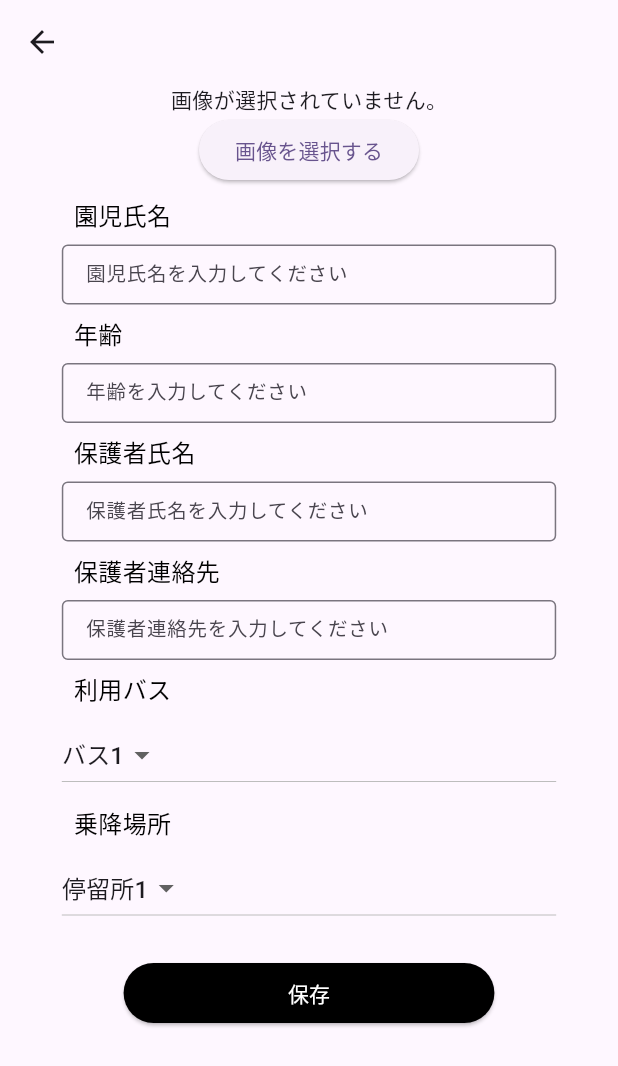
After one commit to GreenTeaProgrammers/WhereChildBus, a Flutter app: the StudentEditPage screen opened directly, on a phone screen of 412 x 824 dp. The commit adds this screen. Shown: the top 1066 px of the screen. Run offline on Flutter 3.47's test engine with Material 3 defaults, Android fonts, the phone set to English and light mode, and no system bars; our stand-ins replace image_picker; missing offline and left inert: protobuf.

Commit message:
refactor:入力フォームをクラスに分割

```diff
--- /dev/null
+++ b/frontend/where_child_bus/lib/pages/student_list_page/components/utils/input_form_body.dart
@@ -0,0 +1,119 @@
+import 'dart:io';
+import 'package:flutter/material.dart';
+import 'package:image_picker/image_picker.dart';
+import 'input_value_label.dart';
+import 'text_input_field.dart';
+import 'select_value_box.dart';
+import 'submit_button.dart';
+
+class InputFormBody extends StatefulWidget {
+  final List<String> busName;
+  final List<String> busStop;
+
+  const InputFormBody(
+      {required this.busName, required this.busStop, super.key});
+
+  @override
+  State<InputFormBody> createState() => _InputFormBody();
+}
+
+class _InputFormBody extends State<InputFormBody> {
+  List<File>? images;
+  final picker = ImagePicker();
+
+  Future getImageFromGallery() async {
+    final pickedFiles = await picker.pickMultiImage();
+
+    setState(() {
+      if (pickedFiles != null && pickedFiles.isNotEmpty) {
+        images = pickedFiles.map((xFile) => File(xFile.path)).toList();
+      } else {
+        print("画像が選択できませんでした。");
+      }
+    });
+  }
+
+  @override
+  Widget build(BuildContext context) {
+    return Center(
+        child: ListView(
+      children: <Widget>[
+        selectChildImage(),
+        editFormBody(context),
+      ],
+    ));
+  }
+
+  Widget selectChildImage() {
+    return Column(
+      children: [
+        Wrap(
+          spacing: 8.0,
+          runSpacing: 4.0,
+          children: images == null || images!.isEmpty
+              ? [const Text("画像が選択されていません。")]
+              : images!
+                  .map((image) => Image.file(
+                        image,
+                        width: 100,
+                        height: 100,
+                      ))
+                  .toList(),
+        ),
+        Center(
+            child: ElevatedButton(
+          onPressed: getImageFromGallery,
+          child: const Text("画像を選択する"),
+        ))
+      ],
+    );
+  }
+
+  Widget editFormBody(BuildContext context) {
+    return Column(
+      children: [
+        inputLabelAndTextField(
+            context, "園児氏名", "園児氏名を入力してください", TextInputType.name),
+        inputLabelAndTextField(
+            context, "年齢", "年齢を入力してください", TextInputType.number),
+        inputLabelAndTextField(
+            context, "保護者氏名", "保護者氏名を入力してください", TextInputType.name),
+        inputLabelAndTextField(
+            context, "保護者連絡先", "保護者連絡先を入力してください", TextInputType.phone),
+        inputLabelAndSelectBox(context, "利用バス", widget.busName),
+        inputLabelAndSelectBox(context, "乗降場所", widget.busStop),
+        Container(
+          margin: const EdgeInsets.only(top: 20.0),
+          width: MediaQuery.of(context).size.width * 0.6,
+          child: submitButton(),
+        )
+      ],
+    );
+  }
+
+  Widget inputLabelAndTextField(
+      BuildContext context, String label, String hintText, TextInputType type) {
+    return Column(
+      crossAxisAlignment: CrossAxisAlignment.start,
+      children: <Widget>[
+        InputValueLabel(label: label),
+        TextInputField(hintText: hintText, type: type)
+      ],
+    );
+  }
+
+  Widget inputLabelAndSelectBox(
+      BuildContext context, String label, List<String> lists) {
+    return Column(
+      crossAxisAlignment: CrossAxisAlignment.start,
+      children: <Widget>[
+        InputValueLabel(label: label),
+        SelectValueBox(lists: lists),
+      ],
+    );
+  }
+
+  Widget submitButton() {
+    return SubmitButton(onPressed: () {});
+  }
+}
--- /dev/null
+++ b/frontend/where_child_bus/lib/pages/student_list_page/components/utils/select_value_box.dart
@@ -0,0 +1,31 @@
+import 'package:flutter/material.dart';
+
+class SelectValueBox extends StatefulWidget {
+  final List<String> lists;
+
+  const SelectValueBox({required this.lists, super.key});
+  @override
+  State<SelectValueBox> createState() => _SelectValueBox();
+}
+
+class _SelectValueBox extends State<SelectValueBox> {
+  @override
+  Widget build(BuildContext context) {
+    String? selectedValue;
+    return SizedBox(
+      width: MediaQuery.of(context).size.width * 0.8,
+      height: 50,
+      child: DropdownButton<String>(
+          value: selectedValue ?? widget.lists.first,
+          items: widget.lists
+              .map((String list) =>
+                  DropdownMenuItem(value: list, child: Text(list)))
+              .toList(),
+          onChanged: (String? value) {
+            setState(() {
+              selectedValue = value;
+            });
+          }),
+    );
+  }
+}
--- /dev/null
+++ b/frontend/where_child_bus/lib/pages/student_list_page/components/utils/text_input_field.dart
@@ -0,0 +1,27 @@
+import 'package:flutter/material.dart';
+
+class TextInputField extends StatelessWidget {
+  final String hintText;
+  final TextInputType type;
+
+  const TextInputField({required this.hintText, required this.type, super.key});
+
+  @override
+  Widget build(BuildContext context) {
+    return SizedBox(
+        width: MediaQuery.of(context).size.width * 0.8,
+        height: 40,
+        child: TextField(
+          decoration: formInputDecoration(hintText),
+          keyboardType: type,
+        ));
+  }
+
+  InputDecoration formInputDecoration(String hintText) {
+    return InputDecoration(
+      hintText: hintText,
+      hintStyle: const TextStyle(fontSize: 13),
+      border: const OutlineInputBorder(),
+    );
+  }
+}
```
Also changed, not shown: frontend/where_child_bus/lib/pages/student_list_page/student_edit_page.dart (+5 -140 lines).
